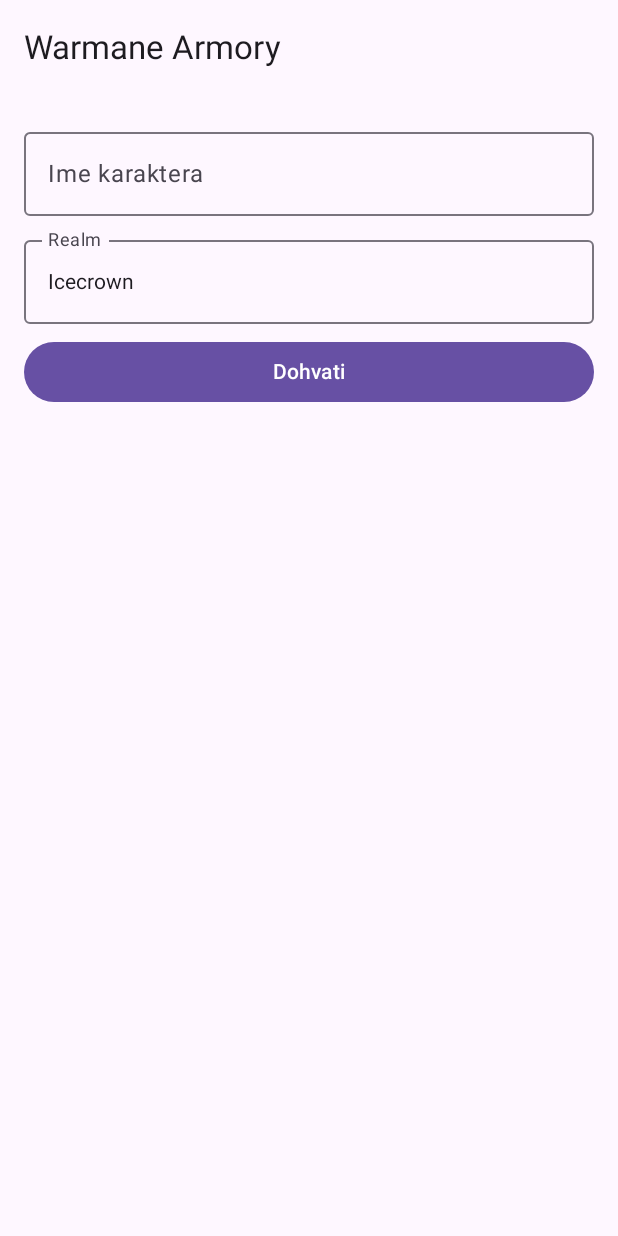
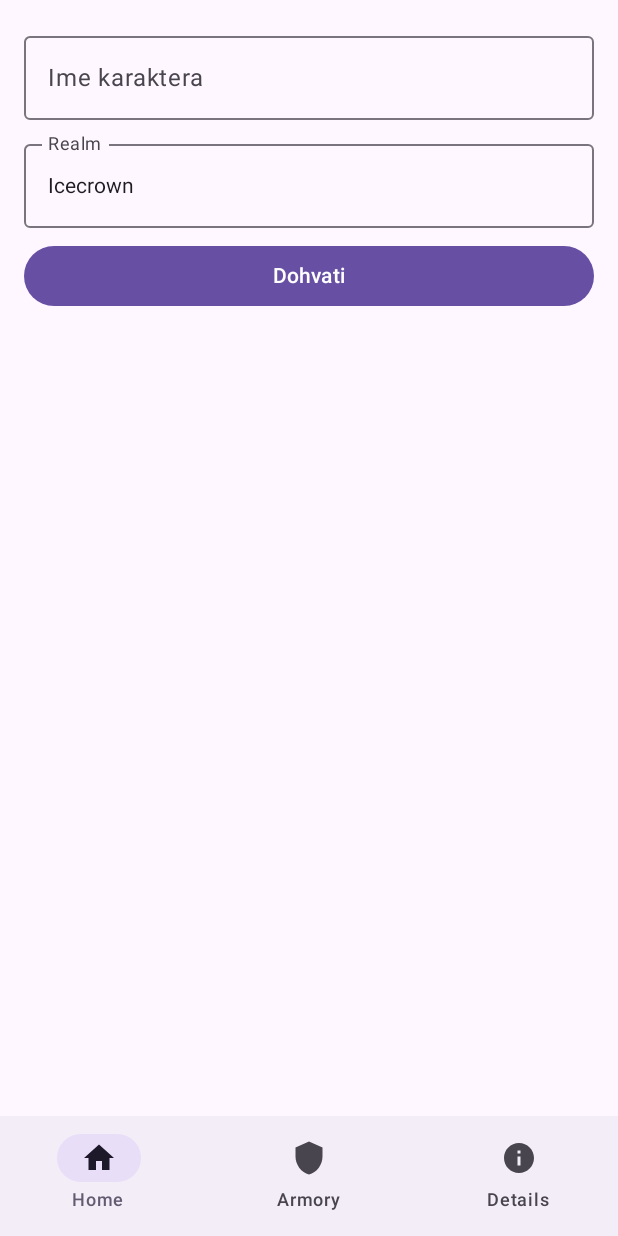
Before and after one commit to ikoturic/WarmaneArmory, an Android app built with Jetpack Compose: the screen it shows after launch (MainActivity), after a tap on "Dohvati", on a phone screen of 412 x 824 dp. Run offline under Robolectric (Android 15) with nearby library versions, the phone set to English and light mode, and no system bars.

Commit message:
Dodana navigacija i novi ekrani (Home, Armory, Details)

```diff
--- a/app/build.gradle.kts
+++ b/app/build.gradle.kts
@@ -66,4 +66,9 @@ dependencies {
 
     implementation("org.jetbrains.kotlinx:kotlinx-coroutines-android:1.7.0")
 
+    implementation ("androidx.navigation:navigation-compose:2.5.3") // ili najnovija verzija
+    implementation ("androidx.compose.material3:material3:1.0.1")
+    implementation ("androidx.compose.material:material-icons-extended:1.6.1")
+
+
 }
--- /dev/null
+++ b/app/src/main/java/com/example/warmanearmory/CharacterViewModel.kt
@@ -0,0 +1,15 @@
+package com.example.warmanearmory.viewmodel
+
+import androidx.lifecycle.ViewModel
+import com.example.warmanearmory.model.CharacterData
+import kotlinx.coroutines.flow.MutableStateFlow
+import kotlinx.coroutines.flow.StateFlow
+
+class CharacterViewModel : ViewModel() {
+    private val _character = MutableStateFlow<CharacterData?>(null)
+    val character: StateFlow<CharacterData?> = _character
+
+    fun setCharacter(data: CharacterData) {
+        _character.value = data
+    }
+}
--- /dev/null
+++ b/app/src/main/java/com/example/warmanearmory/HomeScreen.kt
@@ -0,0 +1,57 @@
+package com.example.warmanearmory.screens
+
+import androidx.compose.foundation.layout.*
+import androidx.compose.material3.*
+import androidx.compose.runtime.*
+import androidx.compose.ui.Modifier
+import androidx.compose.ui.unit.dp
+import androidx.navigation.NavController
+import com.example.warmanearmory.model.CharacterData
+import com.example.warmanearmory.network.RetrofitInstance
+import com.example.warmanearmory.navigation.Screen
+import com.example.warmanearmory.viewmodel.CharacterViewModel
+import kotlinx.coroutines.launch
+
+@Composable
+fun HomeScreen(navController: NavController, viewModel: CharacterViewModel) {
+    var name by remember { mutableStateOf("") }
+    var realm by remember { mutableStateOf("Icecrown") }
+    var loading by remember { mutableStateOf(false) }
+    val scope = rememberCoroutineScope()
+
+    Column(modifier = Modifier.padding(16.dp)) {
+        OutlinedTextField(
+            value = name,
+            onValueChange = { name = it },
+            label = { Text("Ime karaktera") },
+            modifier = Modifier.fillMaxWidth()
+        )
+        Spacer(modifier = Modifier.height(8.dp))
+        OutlinedTextField(
+            value = realm,
+            onValueChange = { realm = it },
+            label = { Text("Realm") },
+            modifier = Modifier.fillMaxWidth()
+        )
+        Spacer(modifier = Modifier.height(8.dp))
+
+        Button(
+            onClick = {
+                scope.launch {
+                    loading = true
+                    try {
+                        val character = RetrofitInstance.api.getCharacter(name, realm)
+                        viewModel.setCharacter(character)
+                        navController.navigate(Screen.Armory.route)
+                    } catch (e: Exception) {
+                        // Error handling
+                    }
+                    loading = false
+                }
+            },
+            modifier = Modifier.fillMaxWidth()
+        ) {
+            Text(if (loading) "Učitavanje..." else "Dohvati")
+        }
+    }
+}
--- a/app/src/main/java/com/example/warmanearmory/MainActivity.kt
+++ b/app/src/main/java/com/example/warmanearmory/MainActivity.kt
@@ -3,104 +3,51 @@ package com.example.warmanearmory
 import android.os.Bundle
 import androidx.activity.ComponentActivity
 import androidx.activity.compose.setContent
-import androidx.compose.foundation.layout.*
-import androidx.compose.foundation.lazy.LazyColumn
-import androidx.compose.foundation.lazy.items
-import androidx.compose.material.*
-import androidx.compose.material3.Button
-import androidx.compose.material3.ExperimentalMaterial3Api
-import androidx.compose.material3.MaterialTheme
-import androidx.compose.material3.OutlinedTextField
-import androidx.compose.material3.Scaffold
-import androidx.compose.material3.Text
-import androidx.compose.material3.TopAppBar
+import androidx.compose.foundation.layout.padding
+import androidx.compose.material3.*
 import androidx.compose.runtime.*
 import androidx.compose.ui.Modifier
-import androidx.compose.ui.unit.dp
-import com.example.warmanearmory.model.CharacterData
-import com.example.warmanearmory.network.RetrofitInstance
-import kotlinx.coroutines.launch
+import androidx.lifecycle.viewmodel.compose.viewModel
+import androidx.navigation.compose.*
+import com.example.warmanearmory.navigation.Screen
+import com.example.warmanearmory.screens.*
+import com.example.warmanearmory.viewmodel.CharacterViewModel
 
 class MainActivity : ComponentActivity() {
     override fun onCreate(savedInstanceState: Bundle?) {
         super.onCreate(savedInstanceState)
         setContent {
-            WarmaneApp()
-        }
-    }
-}
+            val navController = rememberNavController()
+            val viewModel: CharacterViewModel = viewModel()
+            val screens = listOf(Screen.Home, Screen.Armory, Screen.Details)
 
-@OptIn(ExperimentalMaterial3Api::class)
-@Composable
-fun WarmaneApp() {
-    var name by remember { mutableStateOf("") }
-    var realm by remember { mutableStateOf("Icecrown") }
-    var character by remember { mutableStateOf<CharacterData?>(null) }
-    var loading by remember { mutableStateOf(false) }
-    val scope = rememberCoroutineScope()
-
-    Scaffold(
-        topBar = {
-            TopAppBar(title = { Text("Warmane Armory") })
-        }
-    ) { padding ->
-        Column(modifier = Modifier.padding(16.dp).padding(padding)) {
-            OutlinedTextField(
-                value = name,
-                onValueChange = { name = it },
-                label = { Text("Ime karaktera") },
-                modifier = Modifier.fillMaxWidth()
-            )
-            Spacer(modifier = Modifier.height(8.dp))
-            OutlinedTextField(
-                value = realm,
-                onValueChange = { realm = it },
-                label = { Text("Realm") },
-                modifier = Modifier.fillMaxWidth()
-            )
-            Spacer(modifier = Modifier.height(8.dp))
-
-            Button(
-                onClick = {
-                    scope.launch {
-                        loading = true
-                        try {
-                            character = RetrofitInstance.api.getCharacter(name, realm)
-                        } catch (e: Exception) {
-                            character = null
+            Scaffold(
+                bottomBar = {
+                    NavigationBar {
+                        val currentRoute = navController.currentBackStackEntryAsState().value?.destination?.route
+                        screens.forEach { screen ->
+                            NavigationBarItem(
+                                selected = currentRoute == screen.route,
+                                onClick = {
+                                    if (currentRoute != screen.route) {
+                                        navController.navigate(screen.route)
+                                    }
+                                },
+                                icon = { Icon(screen.icon, contentDescription = screen.title) },
+                                label = { Text(screen.title) }
+                            )
                         }
-                        loading = false
                     }
-                },
-                enabled = !loading,
-                modifier = Modifier.fillMaxWidth()
-            ) {
-                Text(if (loading) "Učitavanje..." else "Dohvati")
-            }
-
-            Spacer(modifier = Modifier.height(16.dp))
-
-            character?.let { data ->
-                Text("Ime: ${data.name}", style = MaterialTheme.typography.titleLarge)
-                Text("Level: ${data.level}")
-                Text("Klasa: ${data.className}")
-                Text("Rasa: ${data.race}")
-                Text("Spol: ${data.gender}")
-                Text("Frakcija: ${data.faction}")
-                Text("Guild: ${data.guild ?: "Nema"}")
-                Text("HK: ${data.honorablekills}")
-                Text("Achievementi: ${data.achievementpoints}")
-                Spacer(modifier = Modifier.height(8.dp))
-                Text("Profesije:")
-                data.professions.forEach {
-                    Text("• ${it.name} (${it.skill})")
                 }
-                Spacer(modifier = Modifier.height(8.dp))
-                Text("Oprema:")
-                LazyColumn {
-                    items(data.equipment) { item ->
-                        Text("• ${item.name}")
-                    }
+            ) { innerPadding ->
+                NavHost(
+                    navController = navController,
+                    startDestination = Screen.Home.route,
+                    modifier = Modifier.padding(innerPadding)
+                ) {
+                    composable(Screen.Home.route) { HomeScreen(navController, viewModel) }
+                    composable(Screen.Armory.route) { ArmoryScreen(viewModel) }
+                    composable(Screen.Details.route) { DetailsScreen(viewModel) }
                 }
             }
         }
--- /dev/null
+++ b/app/src/main/java/com/example/warmanearmory/Screen.kt
@@ -0,0 +1,11 @@
+package com.example.warmanearmory.navigation
+
+import androidx.compose.material.icons.Icons
+import androidx.compose.material.icons.filled.*
+import androidx.compose.ui.graphics.vector.ImageVector
+
+sealed class Screen(val route: String, val title: String, val icon: ImageVector) {
+    object Home : Screen("home", "Home", Icons.Default.Home)
+    object Armory : Screen("armory", "Armory", Icons.Default.Shield)
+    object Details : Screen("details", "Details", Icons.Default.Info)
+}
```
Also changed, not shown: app/src/main/java/com/example/warmanearmory/ArmoryScreen.kt (added, +27 -0 lines), app/src/main/java/com/example/warmanearmory/DetailsScreen.kt (added, +30 -0 lines).
